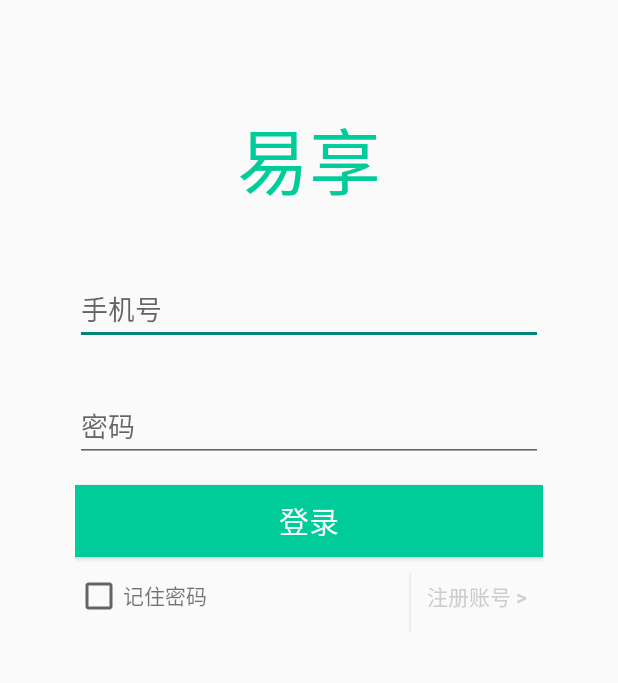
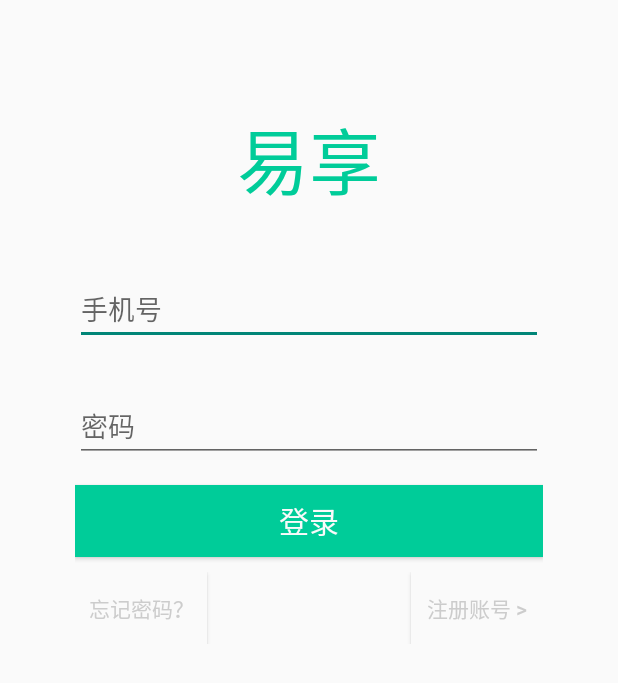
Before and after one commit to CleverLove8/Sharing, an Android app: the screen it shows after launch (LoginPage), on a phone screen of 412 x 824 dp. Shown: the top 683 px of the screen. Run offline under Robolectric (Android 15) with nearby library versions, the light colour scheme and no system bars; our stand-ins replace ButterKnife; libraries missing offline, so code that uses them is left out: cn.bmob.v3, com.avos.avoscloud; 11 statements that could not run were skipped.

Commit message:
修改登录页面

```diff
--- a/app/src/main/res/layout/activity_login_page.xml
+++ b/app/src/main/res/layout/activity_login_page.xml
@@ -49,29 +49,37 @@
         android:orientation="horizontal"
         android:layout_marginTop="10dp"
         >
-        <LinearLayout
+        <!--<LinearLayout-->
+            <!--android:layout_width="wrap_content"-->
+            <!--android:layout_height="wrap_content"-->
+            <!--android:orientation="horizontal"-->
+            <!--android:layout_gravity="left"-->
+            <!--&gt;-->
+            <!--<CheckBox-->
+                <!--android:id="@+id/keep_password"-->
+                <!--android:layout_width="wrap_content"-->
+                <!--android:layout_height="wrap_content"-->
+                <!--/>-->
+            <!--<TextView-->
+                <!--android:layout_width="wrap_content"-->
+                <!--android:layout_height="wrap_content"-->
+                <!--android:text="记住密码"-->
+                <!--/>-->
+        <!--</LinearLayout>-->
+        <Button
+            android:id="@+id/forget"
             android:layout_width="wrap_content"
             android:layout_height="wrap_content"
-            android:orientation="horizontal"
-            android:layout_gravity="left"
-            >
-            <CheckBox
-                android:id="@+id/keep_password"
-                android:layout_width="wrap_content"
-                android:layout_height="wrap_content"
-                />
-            <TextView
-                android:layout_width="wrap_content"
-                android:layout_height="wrap_content"
-                android:text="记住密码"
-                />
-        </LinearLayout>
+            android:layout_alignParentLeft="true"
+            android:text="忘记密码？"
+            android:textColor="@color/gray_bg"
+            android:background="@color/white"
+            />
         <Button
             android:id="@+id/fab"
             android:layout_width="wrap_content"
             android:layout_height="wrap_content"
             android:layout_alignParentRight="true"
-            android:layout_marginTop="-8dp"
             android:text="注册账号 >"
             android:textColor="@color/gray_bg"
             android:background="@color/white"
```
